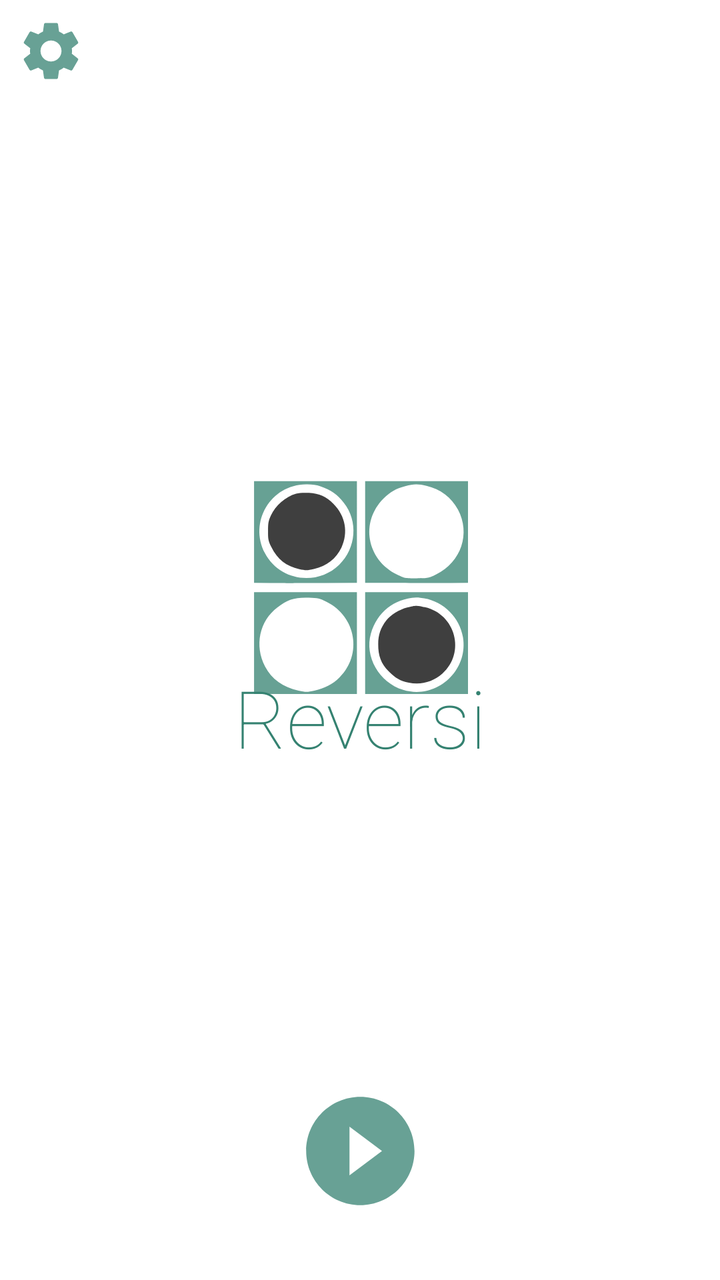
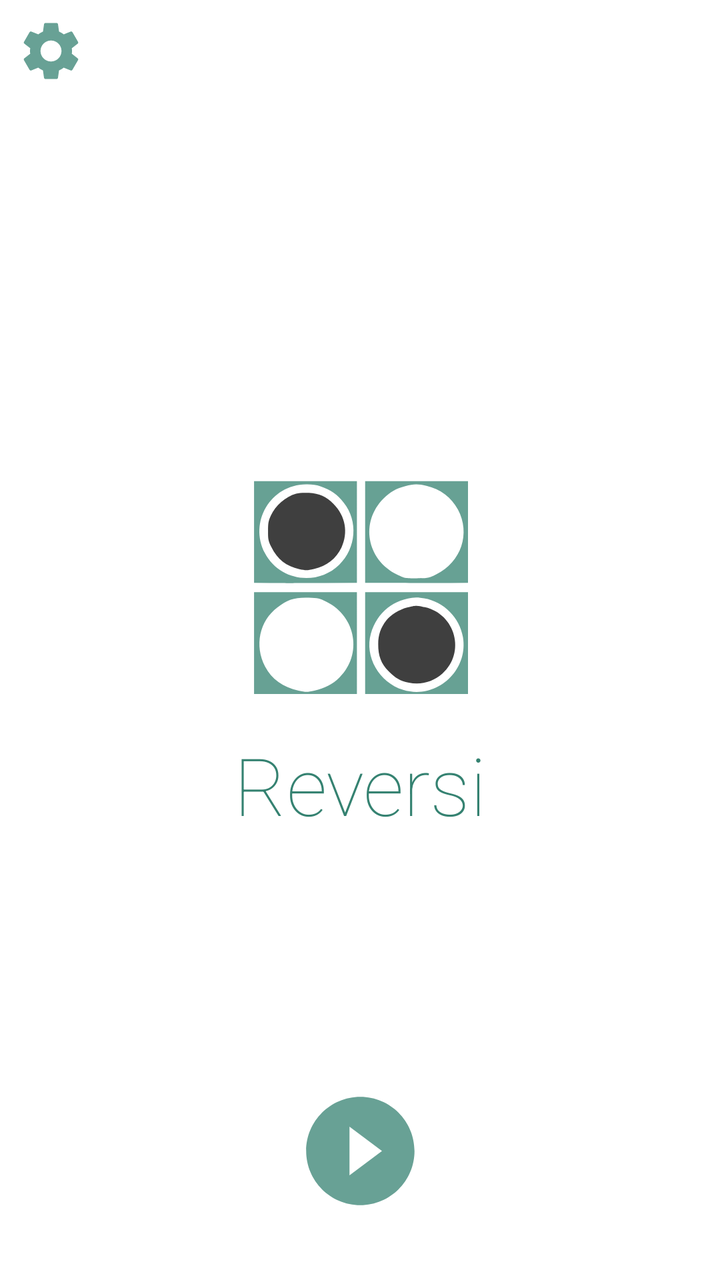

An Android layout rendered at two revisions. The XML below is the earlier revision; the diff shows what the commit changed to produce the second picture.
<!-- AndroidManifest.xml: application theme AppTheme -->
<!-- res/layout/activity_main.xml -->
<?xml version="1.0" encoding="utf-8"?>
<androidx.constraintlayout.widget.ConstraintLayout
        xmlns:android="http://schemas.android.com/apk/res/android"
        xmlns:tools="http://schemas.android.com/tools"
        xmlns:app="http://schemas.android.com/apk/res-auto"
        android:layout_width="match_parent"
        android:layout_height="match_parent"
        tools:context=".MainActivity"
        android:background="@color/white">

    <ImageView android:layout_width="wrap_content"
               android:layout_height="wrap_content"
               android:src="@drawable/ic_splash"
               app:layout_constraintEnd_toEndOf="parent"
               android:layout_marginEnd="10dp"
               app:layout_constraintStart_toStartOf="parent"
               android:layout_marginStart="10dp"
               android:layout_margin="10dp"
               android:id="@+id/logo"
               android:contentDescription="@string/logo"
               app:layout_constraintBottom_toTopOf="@+id/playButton"
               app:layout_constraintTop_toBottomOf="@+id/settingsButton"/>
    <TextView
            android:text="@string/app_name"
            android:layout_width="0dp"
            android:layout_height="wrap_content" android:id="@+id/appName"
            app:layout_constraintEnd_toEndOf="parent"
            app:layout_constraintStart_toStartOf="parent" android:textSize="40sp" android:textAlignment="center"
            app:layout_constraintHorizontal_bias="0.0" android:fontFamily="sans-serif-thin"
            android:textColor="@color/colorPrimary"
            app:layout_constraintVertical_bias="0.626"
            app:layout_constraintTop_toTopOf="@+id/logo" app:layout_constraintBottom_toTopOf="@+id/playButton"/>
    <Button
            android:layout_width="35dp"
            android:layout_height="35dp" android:id="@+id/settingsButton"
            android:background="@drawable/ic_baseline_settings_24"
            app:layout_constraintTop_toTopOf="parent" app:layout_constraintStart_toStartOf="parent"
            app:layout_constraintEnd_toEndOf="parent" app:layout_constraintHorizontal_bias="0.0"
            android:layout_marginTop="8dp" android:layout_marginStart="8dp"/>
    <Button
            android:layout_width="65dp"
            android:layout_height="65dp" android:id="@+id/playButton"
            android:background="@drawable/ic_baseline_play_circle_filled_24"
            app:layout_constraintBottom_toBottomOf="parent" app:layout_constraintEnd_toEndOf="parent"
            app:layout_constraintStart_toStartOf="parent" android:layout_marginBottom="32dp"
    />

</androidx.constraintlayout.widget.ConstraintLayout>
<!-- resources referenced by this layout -->
<resources>
  <color name="colorPrimary">#358271</color>
  <color name="white">#ffffff</color>
  <!-- drawable ic_baseline_play_circle_filled_24 (drawable) -->
  <vector android:height="24dp" android:tint="@color/colorPrimary" android:alpha="0.75"
      android:viewportHeight="24" android:viewportWidth="24"
      android:width="24dp" xmlns:android="http://schemas.android.com/apk/res/android">
      <path android:fillColor="@android:color/white" android:pathData="M12,2C6.48,2 2,6.48 2,12s4.48,10 10,10 10,-4.48 10,-10S17.52,2 12,2zM10,16.5v-9l6,4.5 -6,4.5z"/>
  </vector>
  <!-- drawable ic_baseline_settings_24 (drawable) -->
  <vector android:alpha="0.75" android:height="24dp" android:tint="#358271"
          android:viewportHeight="24" android:viewportWidth="24"
          android:width="24dp" xmlns:android="http://schemas.android.com/apk/res/android">
      <path android:fillColor="@android:color/white" android:pathData="M19.14,12.94c0.04,-0.3 0.06,-0.61 0.06,-0.94c0,-0.32 -0.02,-0.64 -0.07,-0.94l2.03,-1.58c0.18,-0.14 0.23,-0.41 0.12,-0.61l-1.92,-3.32c-0.12,-0.22 -0.37,-0.29 -0.59,-0.22l-2.39,0.96c-0.5,-0.38 -1.03,-0.7 -1.62,-0.94L14.4,2.81c-0.04,-0.24 -0.24,-0.41 -0.48,-0.41h-3.84c-0.24,0 -0.43,0.17 -0.47,0.41L9.25,5.35C8.66,5.59 8.12,5.92 7.63,6.29L5.24,5.33c-0.22,-0.08 -0.47,0 -0.59,0.22L2.74,8.87C2.62,9.08 2.66,9.34 2.86,9.48l2.03,1.58C4.84,11.36 4.8,11.69 4.8,12s0.02,0.64 0.07,0.94l-2.03,1.58c-0.18,0.14 -0.23,0.41 -0.12,0.61l1.92,3.32c0.12,0.22 0.37,0.29 0.59,0.22l2.39,-0.96c0.5,0.38 1.03,0.7 1.62,0.94l0.36,2.54c0.05,0.24 0.24,0.41 0.48,0.41h3.84c0.24,0 0.44,-0.17 0.47,-0.41l0.36,-2.54c0.59,-0.24 1.13,-0.56 1.62,-0.94l2.39,0.96c0.22,0.08 0.47,0 0.59,-0.22l1.92,-3.32c0.12,-0.22 0.07,-0.47 -0.12,-0.61L19.14,12.94zM12,15.6c-1.98,0 -3.6,-1.62 -3.6,-3.6s1.62,-3.6 3.6,-3.6s3.6,1.62 3.6,3.6S13.98,15.6 12,15.6z"/>
  </vector>
  <!-- drawable ic_splash: vector/xml drawable (drawable, 2653 chars, omitted) -->
  <string name="app_name">Reversi</string>
  <string name="logo">Logo</string>
  <style name="AppTheme" parent="Theme.AppCompat.Light.NoActionBar">
          
          <item name="colorPrimary">@color/colorPrimary</item>
          <item name="colorPrimaryDark">@color/colorPrimaryDark</item>
          <item name="colorAccent">@color/colorAccent</item>
      </style>
  <color name="colorPrimaryDark">#358271</color>
  <color name="colorAccent">#358271</color>
</resources>

<!-- the commit's change to res/layout/activity_main.xml (unified diff, before → after) -->
@@ -28,8 +28,9 @@
             app:layout_constraintStart_toStartOf="parent" android:textSize="40sp" android:textAlignment="center"
             app:layout_constraintHorizontal_bias="0.0" android:fontFamily="sans-serif-thin"
             android:textColor="@color/colorPrimary"
-            app:layout_constraintVertical_bias="0.626"
-            app:layout_constraintTop_toTopOf="@+id/logo" app:layout_constraintBottom_toTopOf="@+id/playButton"/>
+            app:layout_constraintVertical_bias="0.75"
+            app:layout_constraintTop_toTopOf="@+id/logo" app:layout_constraintBottom_toBottomOf="@+id/logo"
+    />
     <Button
             android:layout_width="35dp"
             android:layout_height="35dp" android:id="@+id/settingsButton"
